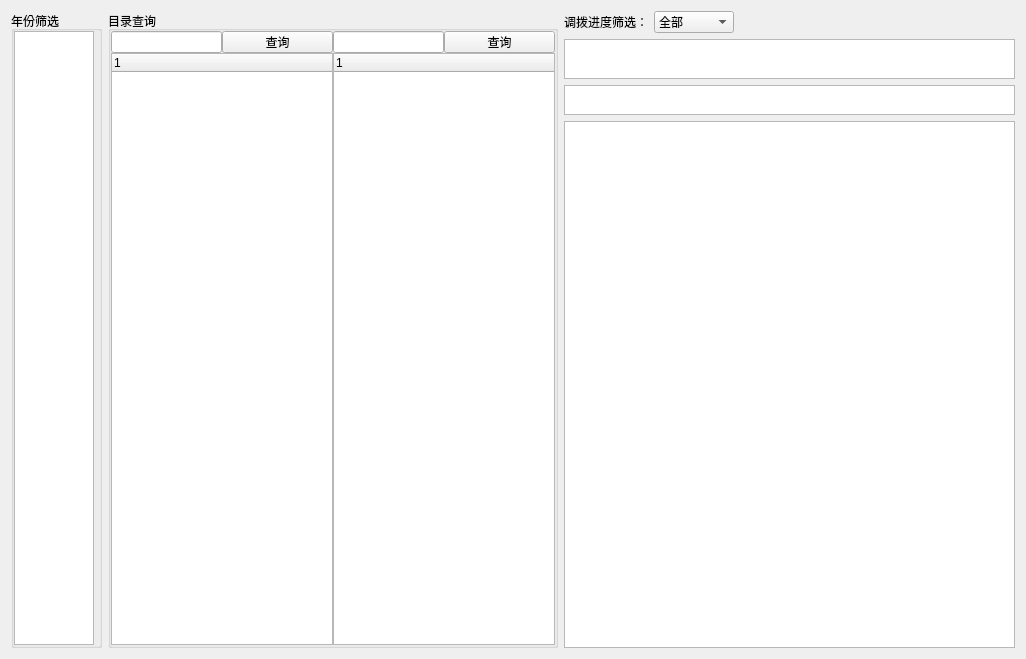
The window that widgets/orderManage/Widget_OrderAllotSchedule.ui (Belos10/Equip) describes before a commit, drawn with Qt 5.
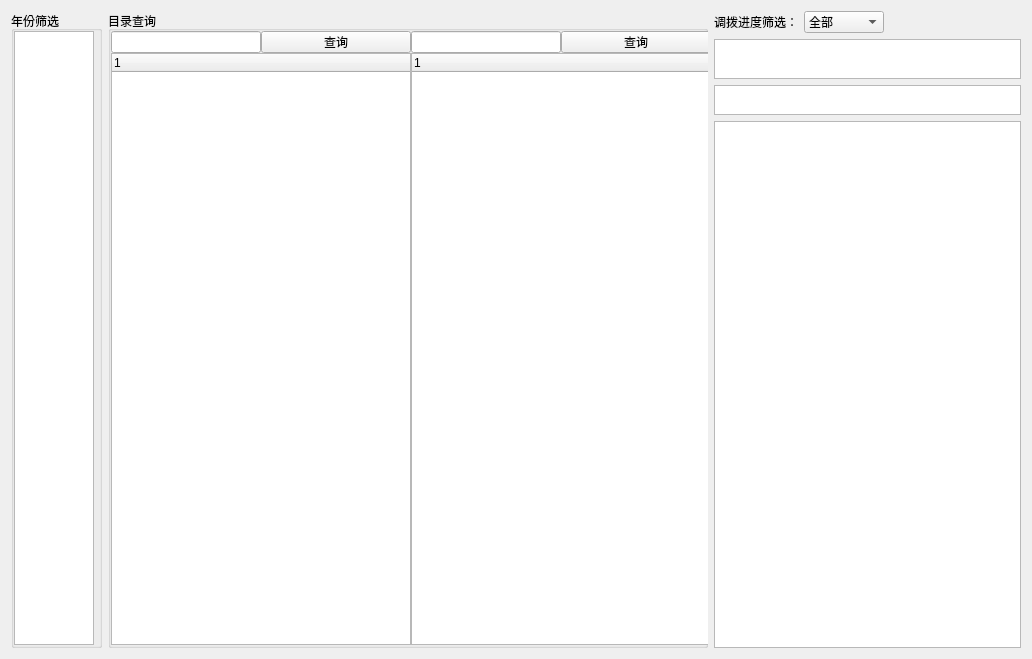
The same window after the commit.

The edit to the form file:
```diff
--- a/widgets/orderManage/Widget_OrderAllotSchedule.ui
+++ b/widgets/orderManage/Widget_OrderAllotSchedule.ui
@@ -6,7 +6,7 @@
    <rect>
     <x>0</x>
     <y>0</y>
-    <width>1026</width>
+    <width>1032</width>
     <height>659</height>
    </rect>
   </property>
@@ -63,14 +63,14 @@
    <item>
     <widget class="QGroupBox" name="groupBox_2">
      <property name="sizePolicy">
-      <sizepolicy hsizetype="Ignored" vsizetype="Preferred">
+      <sizepolicy hsizetype="Expanding" vsizetype="Preferred">
        <horstretch>0</horstretch>
        <verstretch>0</verstretch>
       </sizepolicy>
      </property>
      <property name="minimumSize">
       <size>
-       <width>300</width>
+       <width>600</width>
        <height>0</height>
       </size>
      </property>
@@ -102,14 +102,14 @@
       <item row="0" column="2">
        <widget class="QWidget" name="wg_directory" native="true">
         <property name="sizePolicy">
-         <sizepolicy hsizetype="Ignored" vsizetype="Preferred">
+         <sizepolicy hsizetype="Expanding" vsizetype="Preferred">
           <horstretch>0</horstretch>
           <verstretch>0</verstretch>
          </sizepolicy>
         </property>
         <property name="minimumSize">
          <size>
-          <width>300</width>
+          <width>600</width>
           <height>0</height>
          </size>
         </property>
@@ -177,6 +177,12 @@
              </item>
              <item>
               <widget class="QTreeWidget" name="tw_first">
+               <property name="minimumSize">
+                <size>
+                 <width>300</width>
+                 <height>0</height>
+                </size>
+               </property>
                <column>
                 <property name="text">
                  <string/>
@@ -223,6 +229,12 @@
              </item>
              <item>
               <widget class="QTreeWidget" name="tw_second">
+               <property name="minimumSize">
+                <size>
+                 <width>300</width>
+                 <height>0</height>
+                </size>
+               </property>
                <column>
                 <property name="text">
                  <string/>
@@ -314,8 +326,8 @@
         <string>&lt;!DOCTYPE HTML PUBLIC &quot;-//W3C//DTD HTML 4.0//EN&quot; &quot;http://www.w3.org/TR/REC-html40/strict.dtd&quot;&gt;
 &lt;html&gt;&lt;head&gt;&lt;meta name=&quot;qrichtext&quot; content=&quot;1&quot; /&gt;&lt;style type=&quot;text/css&quot;&gt;
 p, li { white-space: pre-wrap; }
-&lt;/style&gt;&lt;/head&gt;&lt;body style=&quot; font-family:'SimSun'; font-size:9pt; font-weight:400; font-style:normal;&quot;&gt;
-&lt;p align=&quot;center&quot; style=&quot;-qt-paragraph-type:empty; margin-top:0px; margin-bottom:0px; margin-left:0px; margin-right:0px; -qt-block-indent:0; text-indent:0px;&quot;&gt;&lt;br /&gt;&lt;/p&gt;&lt;/body&gt;&lt;/html&gt;</string>
+&lt;/style&gt;&lt;/head&gt;&lt;body style=&quot; font-family:'SimSun'; font-size:9.07563pt; font-weight:400; font-style:normal;&quot;&gt;
+&lt;p align=&quot;center&quot; style=&quot;-qt-paragraph-type:empty; margin-top:0px; margin-bottom:0px; margin-left:0px; margin-right:0px; -qt-block-indent:0; text-indent:0px; font-size:9pt;&quot;&gt;&lt;br /&gt;&lt;/p&gt;&lt;/body&gt;&lt;/html&gt;</string>
        </property>
       </widget>
      </item>
```
